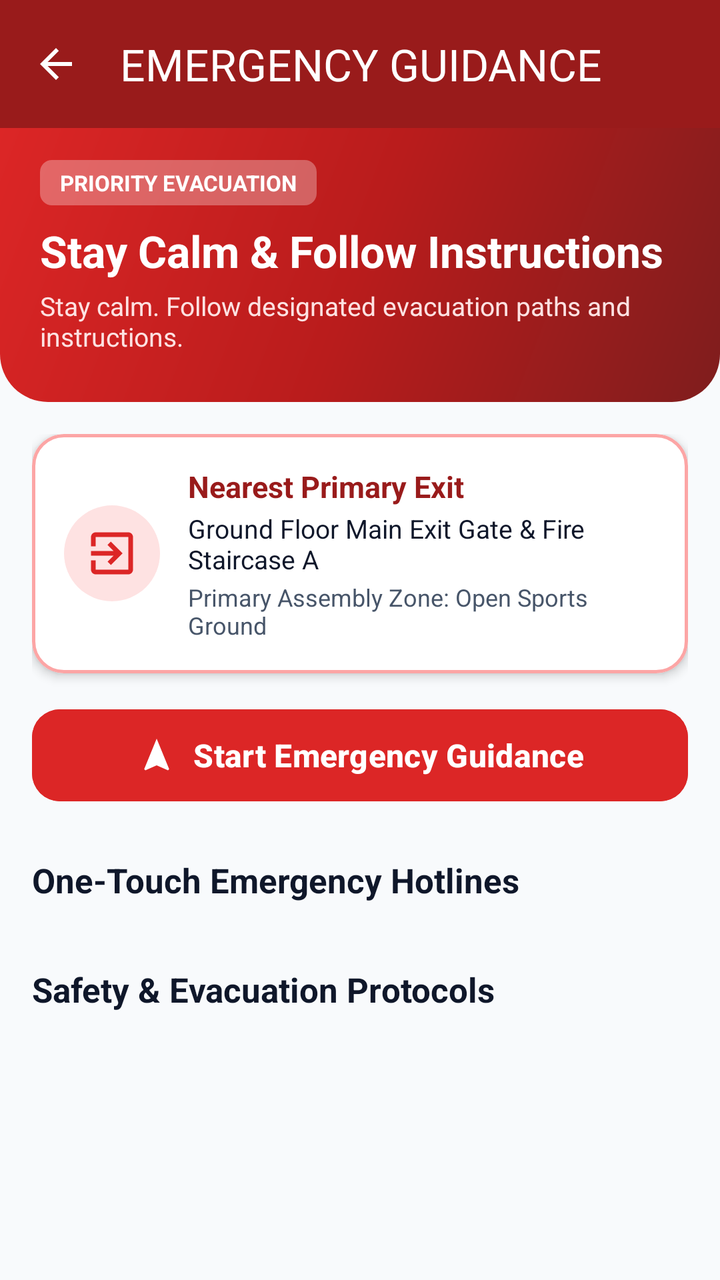
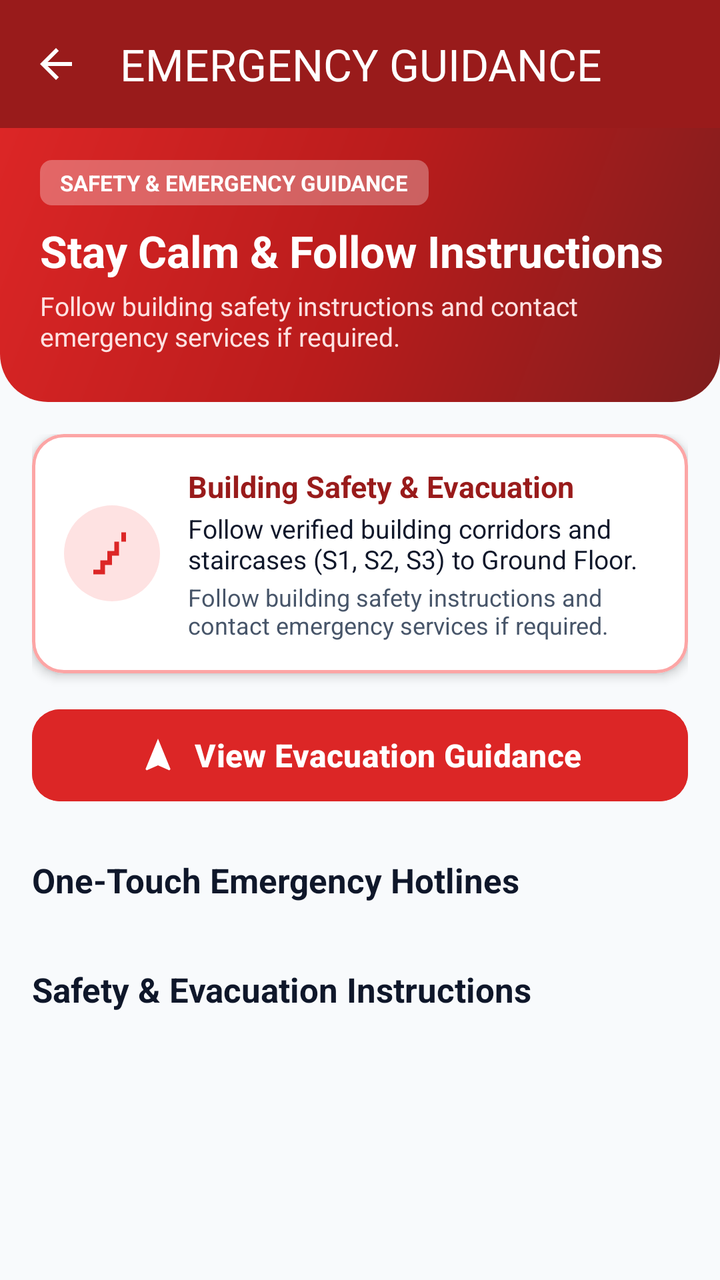

Compare the two renders of this Android layout. The source of the first and the diff that turns it into the second are given below.
<!-- AndroidManifest.xml: activity theme Theme.ANVAY.Emergency -->
<!-- res/layout/activity_emergency.xml -->
<?xml version="1.0" encoding="utf-8"?>
<androidx.coordinatorlayout.widget.CoordinatorLayout xmlns:android="http://schemas.android.com/apk/res/android"
    xmlns:app="http://schemas.android.com/apk/res-auto"
    xmlns:tools="http://schemas.android.com/tools"
    android:layout_width="match_parent"
    android:layout_height="match_parent"
    android:background="@color/background">

    <com.google.android.material.appbar.AppBarLayout
        android:layout_width="match_parent"
        android:layout_height="wrap_content"
        android:background="@color/emergency_red_dark"
        app:elevation="0dp">

        <com.google.android.material.appbar.MaterialToolbar
            android:id="@+id/toolbarEmergency"
            android:layout_width="match_parent"
            android:layout_height="?attr/actionBarSize"
            app:navigationIcon="@drawable/ic_back"
            app:navigationIconTint="@color/on_emergency"
            app:title="@string/emergency_guidance_title"
            app:titleTextColor="@color/on_emergency" />

    </com.google.android.material.appbar.AppBarLayout>

    <androidx.core.widget.NestedScrollView
        android:layout_width="match_parent"
        android:layout_height="match_parent"
        android:fillViewport="true"
        app:layout_behavior="@string/appbar_scrolling_view_behavior">

        <LinearLayout
            android:layout_width="match_parent"
            android:layout_height="wrap_content"
            android:orientation="vertical"
            android:paddingBottom="60dp">

            
            <FrameLayout
                android:layout_width="match_parent"
                android:layout_height="wrap_content"
                android:background="@drawable/bg_emergency_gradient"
                android:paddingHorizontal="20dp"
                android:paddingTop="16dp"
                android:paddingBottom="24dp">

                <LinearLayout
                    android:layout_width="match_parent"
                    android:layout_height="wrap_content"
                    android:orientation="vertical">

                    <TextView
                        android:layout_width="wrap_content"
                        android:layout_height="wrap_content"
                        android:background="@drawable/bg_badge_rounded"
                        android:backgroundTint="#4DFFFFFF"
                        android:paddingHorizontal="10dp"
                        android:paddingVertical="4dp"
                        android:text="PRIORITY EVACUATION"
                        android:textColor="@color/on_emergency"
                        android:textSize="11sp"
                        android:textStyle="bold" />

                    <TextView
                        android:layout_width="wrap_content"
                        android:layout_height="wrap_content"
                        android:layout_marginTop="8dp"
                        android:text="Stay Calm &amp; Follow Instructions"
                        android:textColor="@color/on_emergency"
                        android:textSize="22sp"
                        android:textStyle="bold" />

                    <TextView
                        android:layout_width="wrap_content"
                        android:layout_height="wrap_content"
                        android:layout_marginTop="4dp"
                        android:text="@string/emergency_banner_sub"
                        android:textColor="#FEE2E2"
                        android:textSize="13sp" />

                </LinearLayout>
            </FrameLayout>

            <LinearLayout
                android:layout_width="match_parent"
                android:layout_height="wrap_content"
                android:orientation="vertical"
                android:paddingHorizontal="16dp"
                android:paddingTop="16dp">

                
                <com.google.android.material.card.MaterialCardView
                    android:layout_width="match_parent"
                    android:layout_height="wrap_content"
                    app:cardBackgroundColor="@color/surface"
                    app:cardCornerRadius="16dp"
                    app:cardElevation="3dp"
                    app:strokeColor="#FCA5A5"
                    app:strokeWidth="1.5dp">

                    <LinearLayout
                        android:layout_width="match_parent"
                        android:layout_height="wrap_content"
                        android:gravity="center_vertical"
                        android:orientation="horizontal"
                        android:padding="16dp">

                        <ImageView
                            android:layout_width="48dp"
                            android:layout_height="48dp"
                            android:background="@drawable/bg_circle_icon"
                            android:backgroundTint="@color/emergency_container"
                            android:padding="10dp"
                            android:src="@drawable/ic_exit"
                            app:tint="@color/emergency_red" />

                        <LinearLayout
                            android:layout_width="0dp"
                            android:layout_height="wrap_content"
                            android:layout_marginStart="14dp"
                            android:layout_weight="1"
                            android:orientation="vertical">

                            <TextView
                                android:layout_width="wrap_content"
                                android:layout_height="wrap_content"
                                android:text="@string/nearest_exit_title"
                                android:textColor="@color/emergency_red_dark"
                                android:textSize="15sp"
                                android:textStyle="bold" />

                            <TextView
                                android:id="@+id/tvEmergencyNearestExit"
                                android:layout_width="wrap_content"
                                android:layout_height="wrap_content"
                                android:layout_marginTop="2dp"
                                android:text="@string/nearest_exit_desc"
                                android:textColor="@color/text_primary"
                                android:textSize="13sp" />

                            <TextView
                                android:layout_width="wrap_content"
                                android:layout_height="wrap_content"
                                android:layout_marginTop="2dp"
                                android:text="Primary Assembly Zone: Open Sports Ground"
                                android:textColor="@color/text_secondary"
                                android:textSize="12sp" />
                        </LinearLayout>

                    </LinearLayout>
                </com.google.android.material.card.MaterialCardView>

                
                <com.google.android.material.button.MaterialButton
                    android:id="@+id/btnStartEmergencyGuidance"
                    android:layout_width="match_parent"
                    android:layout_height="54dp"
                    android:layout_marginTop="14dp"
                    android:backgroundTint="@color/emergency_red"
                    android:text="@string/btn_start_emergency_guidance"
                    android:textAllCaps="false"
                    android:textColor="@color/on_emergency"
                    android:textSize="16sp"
                    android:textStyle="bold"
                    app:cornerRadius="14dp"
                    app:icon="@drawable/ic_navigation"
                    app:iconGravity="textStart"
                    app:iconSize="20dp"
                    app:iconTint="@color/on_emergency" />

                
                <TextView
                    android:layout_width="wrap_content"
                    android:layout_height="wrap_content"
                    android:layout_marginTop="24dp"
                    android:text="@string/emergency_contacts_title"
                    android:textColor="@color/text_primary"
                    android:textSize="17sp"
                    android:textStyle="bold" />

                <androidx.recyclerview.widget.RecyclerView
                    android:id="@+id/rvEmergencyContacts"
                    android:layout_width="match_parent"
                    android:layout_height="wrap_content"
                    android:layout_marginTop="8dp"
                    android:nestedScrollingEnabled="false"
                    tools:listitem="@layout/item_emergency_contact" />

                
                <TextView
                    android:layout_width="wrap_content"
                    android:layout_height="wrap_content"
                    android:layout_marginTop="24dp"
                    android:text="@string/safety_protocols_title"
                    android:textColor="@color/text_primary"
                    android:textSize="17sp"
                    android:textStyle="bold" />

                <androidx.recyclerview.widget.RecyclerView
                    android:id="@+id/rvSafetyProtocols"
                    android:layout_width="match_parent"
                    android:layout_height="wrap_content"
                    android:layout_marginTop="8dp"
                    android:nestedScrollingEnabled="false"
                    tools:listitem="@layout/item_safety_instruction" />

            </LinearLayout>

        </LinearLayout>

    </androidx.core.widget.NestedScrollView>

</androidx.coordinatorlayout.widget.CoordinatorLayout>
<!-- res/layout/item_emergency_contact.xml (included above) -->
<?xml version="1.0" encoding="utf-8"?>
<com.google.android.material.card.MaterialCardView xmlns:android="http://schemas.android.com/apk/res/android"
    xmlns:app="http://schemas.android.com/apk/res-auto"
    xmlns:tools="http://schemas.android.com/tools"
    android:layout_width="match_parent"
    android:layout_height="wrap_content"
    android:layout_marginHorizontal="16dp"
    android:layout_marginVertical="6dp"
    app:cardBackgroundColor="@color/surface"
    app:cardCornerRadius="14dp"
    app:cardElevation="2dp"
    app:strokeColor="@color/divider"
    app:strokeWidth="1dp">

    <androidx.constraintlayout.widget.ConstraintLayout
        android:layout_width="match_parent"
        android:layout_height="wrap_content"
        android:padding="14dp">

        <ImageView
            android:id="@+id/ivContactIcon"
            android:layout_width="40dp"
            android:layout_height="40dp"
            android:background="@drawable/bg_circle_icon"
            android:backgroundTint="@color/emergency_container"
            android:padding="8dp"
            android:src="@drawable/ic_phone"
            app:layout_constraintBottom_toBottomOf="parent"
            app:layout_constraintStart_toStartOf="parent"
            app:layout_constraintTop_toTopOf="parent"
            app:tint="@color/emergency_red" />

        <TextView
            android:id="@+id/tvContactTitle"
            android:layout_width="0dp"
            android:layout_height="wrap_content"
            android:layout_marginStart="12dp"
            android:layout_marginEnd="8dp"
            android:ellipsize="end"
            android:maxLines="1"
            android:text="Campus Security Control Post"
            android:textColor="@color/text_primary"
            android:textSize="15sp"
            android:textStyle="bold"
            app:layout_constraintEnd_toStartOf="@+id/btnCall"
            app:layout_constraintStart_toEndOf="@+id/ivContactIcon"
            app:layout_constraintTop_toTopOf="parent" />

        <TextView
            android:id="@+id/tvContactPerson"
            android:layout_width="0dp"
            android:layout_height="wrap_content"
            android:layout_marginStart="12dp"
            android:layout_marginTop="2dp"
            android:layout_marginEnd="8dp"
            android:ellipsize="end"
            android:maxLines="1"
            android:text="Mr. R. D. Shinde (Head Guard)"
            android:textColor="@color/text_secondary"
            android:textSize="13sp"
            app:layout_constraintEnd_toStartOf="@+id/btnCall"
            app:layout_constraintStart_toEndOf="@+id/ivContactIcon"
            app:layout_constraintTop_toBottomOf="@+id/tvContactTitle" />

        <TextView
            android:id="@+id/tvContactLocation"
            android:layout_width="0dp"
            android:layout_height="wrap_content"
            android:layout_marginStart="12dp"
            android:layout_marginTop="2dp"
            android:layout_marginEnd="8dp"
            android:ellipsize="end"
            android:maxLines="1"
            android:text="Main Gate Security Cabin"
            android:textColor="@color/text_muted"
            android:textSize="12sp"
            app:layout_constraintEnd_toStartOf="@+id/btnCall"
            app:layout_constraintStart_toEndOf="@+id/ivContactIcon"
            app:layout_constraintTop_toBottomOf="@+id/tvContactPerson" />

        <com.google.android.material.button.MaterialButton
            android:id="@+id/btnCall"
            style="@style/Widget.Material3.Button.IconButton.Filled"
            android:layout_width="46dp"
            android:layout_height="46dp"
            android:backgroundTint="@color/emergency_red"
            app:icon="@drawable/ic_phone"
            app:iconGravity="textStart"
            app:iconPadding="0dp"
            app:iconSize="20dp"
            app:iconTint="@color/on_primary"
            app:layout_constraintBottom_toBottomOf="parent"
            app:layout_constraintEnd_toEndOf="parent"
            app:layout_constraintTop_toTopOf="parent" />

    </androidx.constraintlayout.widget.ConstraintLayout>

</com.google.android.material.card.MaterialCardView>
<!-- res/layout/item_safety_instruction.xml (included above) -->
<?xml version="1.0" encoding="utf-8"?>
<com.google.android.material.card.MaterialCardView xmlns:android="http://schemas.android.com/apk/res/android"
    xmlns:app="http://schemas.android.com/apk/res-auto"
    android:layout_width="match_parent"
    android:layout_height="wrap_content"
    android:layout_marginHorizontal="16dp"
    android:layout_marginVertical="6dp"
    app:cardBackgroundColor="@color/surface"
    app:cardCornerRadius="14dp"
    app:cardElevation="2dp"
    app:strokeColor="@color/divider"
    app:strokeWidth="1dp">

    <LinearLayout
        android:layout_width="match_parent"
        android:layout_height="wrap_content"
        android:orientation="vertical"
        android:padding="16dp">

        <LinearLayout
            android:layout_width="match_parent"
            android:layout_height="wrap_content"
            android:gravity="center_vertical"
            android:orientation="horizontal">

            <ImageView
                android:id="@+id/ivSafetyIcon"
                android:layout_width="36dp"
                android:layout_height="36dp"
                android:background="@drawable/bg_circle_icon"
                android:backgroundTint="@color/emergency_container"
                android:padding="8dp"
                android:src="@drawable/ic_fire"
                app:tint="@color/emergency_red" />

            <TextView
                android:id="@+id/tvSafetyTitle"
                android:layout_width="0dp"
                android:layout_height="wrap_content"
                android:layout_marginStart="12dp"
                android:layout_weight="1"
                android:text="Fire Evacuation Protocol"
                android:textColor="@color/text_primary"
                android:textSize="16sp"
                android:textStyle="bold" />

        </LinearLayout>

        <TextView
            android:id="@+id/tvSafetySummary"
            android:layout_width="match_parent"
            android:layout_height="wrap_content"
            android:layout_marginTop="8dp"
            android:text="Immediate actions to take upon hearing the fire alarm or discovering smoke/flames in the building."
            android:textColor="@color/text_secondary"
            android:textSize="13sp" />

        
        <TextView
            android:id="@+id/tvSafetySteps"
            android:layout_width="match_parent"
            android:layout_height="wrap_content"
            android:layout_marginTop="10dp"
            android:background="@drawable/bg_badge_rounded"
            android:backgroundTint="@color/surface_variant"
            android:lineSpacingMultiplier="1.3"
            android:padding="12dp"
            android:text="1. Activate alarm\n2. Evacuate via stairs\n3. Assemble at sports ground"
            android:textColor="@color/text_primary"
            android:textSize="13sp" />

        <TextView
            android:id="@+id/tvAssemblyPoint"
            android:layout_width="match_parent"
            android:layout_height="wrap_content"
            android:layout_marginTop="10dp"
            android:drawableStart="@drawable/ic_exit"
            android:drawablePadding="6dp"
            android:drawableTint="@color/emergency_red"
            android:text="Assembly Point: Open Sports Ground opposite IT Wing"
            android:textColor="@color/emergency_red_dark"
            android:textSize="13sp"
            android:textStyle="bold" />

    </LinearLayout>

</com.google.android.material.card.MaterialCardView>
<!-- resources referenced by this layout -->
<resources>
  <color name="background">#F8FAFC</color>
  <color name="divider">#E2E8F0</color>
  <color name="emergency_container">#FEE2E2</color>
  <color name="emergency_red">#DC2626</color>
  <color name="emergency_red_dark">#991B1B</color>
  <color name="on_emergency">#FFFFFF</color>
  <color name="on_primary">#FFFFFF</color>
  <color name="surface">#FFFFFF</color>
  <color name="surface_variant">#F1F5F9</color>
  <color name="text_muted">#94A3B8</color>
  <color name="text_primary">#0F172A</color>
  <color name="text_secondary">#475569</color>
  <!-- drawable bg_badge_rounded (drawable) -->
  <?xml version="1.0" encoding="utf-8"?>
  <shape xmlns:android="http://schemas.android.com/apk/res/android"
      android:shape="rectangle">
      <corners android:radius="6dp" />
      <solid android:color="@color/primary_container" />
  </shape>
  <!-- drawable bg_circle_icon (drawable) -->
  <?xml version="1.0" encoding="utf-8"?>
  <shape xmlns:android="http://schemas.android.com/apk/res/android"
      android:shape="oval">
      <solid android:color="@color/primary_container" />
  </shape>
  <!-- drawable ic_back (drawable) -->
  <vector xmlns:android="http://schemas.android.com/apk/res/android"
      android:width="24dp"
      android:height="24dp"
      android:viewportWidth="24"
      android:viewportHeight="24">
    <path
        android:fillColor="@color/text_primary"
        android:pathData="M20,11H7.83l5.59,-5.59L12,4l-8,8 8,8 1.41,-1.41L7.83,13H20v-2z"/>
  </vector>
  <!-- drawable ic_exit (drawable) -->
  <vector xmlns:android="http://schemas.android.com/apk/res/android"
      android:width="24dp"
      android:height="24dp"
      android:viewportWidth="24"
      android:viewportHeight="24">
    <path
        android:fillColor="@color/emergency_red"
        android:pathData="M10.09,15.59L11.5,17l5,-5 -5,-5 -1.41,1.41L12.67,11H3v2h9.67l-2.58,2.59zM19,3H5c-1.11,0 -2,0.9 -2,2v4h2V5h14v14H5v-4H3v4c0,1.1 0.89,2 2,2h14c1.1,0 2,-0.9 2,-2V5c0,-1.1 -0.9,-2 -2,-2z"/>
  </vector>
  <!-- drawable ic_navigation (drawable) -->
  <vector xmlns:android="http://schemas.android.com/apk/res/android"
      android:width="24dp"
      android:height="24dp"
      android:viewportWidth="24"
      android:viewportHeight="24">
    <path
        android:fillColor="@color/primary"
        android:pathData="M12,2L4.5,20.29l0.71,0.71L12,18l6.79,3 0.71,-0.71z"/>
  </vector>
  <string name="btn_start_emergency_guidance">Start Emergency Guidance</string>
  <string name="emergency_banner_sub">Stay calm. Follow designated evacuation paths and instructions.</string>
  <string name="emergency_contacts_title">One-Touch Emergency Hotlines</string>
  <string name="emergency_guidance_title">EMERGENCY GUIDANCE</string>
  <string name="nearest_exit_desc">Ground Floor Main Exit Gate &amp; Fire Staircase A</string>
  <string name="nearest_exit_title">Nearest Primary Exit</string>
  <string name="safety_protocols_title">Safety &amp; Evacuation Protocols</string>
  <style name="Theme.ANVAY.Emergency" parent="Theme.Material3.Light.NoActionBar">
          <item name="colorPrimary">@color/emergency_red</item>
          <item name="colorPrimaryVariant">@color/emergency_red_dark</item>
          <item name="colorOnPrimary">@color/on_emergency</item>
          <item name="android:statusBarColor">@color/emergency_red_dark</item>
          <item name="android:windowLightStatusBar" tools:targetApi="m">false</item>
      </style>
  <color name="primary_container">#E0EDFD</color>
  <color name="primary">#1B3B6F</color>
  <!-- unchanged entries left out for length: 3 -->
</resources>

<!-- the commit's change to res/layout/activity_emergency.xml (unified diff, before → after) -->
@@ -56,7 +56,7 @@
                         android:backgroundTint="#4DFFFFFF"
                         android:paddingHorizontal="10dp"
                         android:paddingVertical="4dp"
-                        android:text="PRIORITY EVACUATION"
+                        android:text="SAFETY &amp; EMERGENCY GUIDANCE"
                         android:textColor="@color/on_emergency"
                         android:textSize="11sp"
                         android:textStyle="bold" />
@@ -111,7 +111,7 @@
                             android:background="@drawable/bg_circle_icon"
                             android:backgroundTint="@color/emergency_container"
                             android:padding="10dp"
-                            android:src="@drawable/ic_exit"
+                            android:src="@drawable/ic_stairs"
                             app:tint="@color/emergency_red" />
 
                         <LinearLayout
@@ -142,7 +142,7 @@
                                 android:layout_width="wrap_content"
                                 android:layout_height="wrap_content"
                                 android:layout_marginTop="2dp"
-                                android:text="Primary Assembly Zone: Open Sports Ground"
+                                android:text="Follow building safety instructions and contact emergency services if required."
                                 android:textColor="@color/text_secondary"
                                 android:textSize="12sp" />
                         </LinearLayout>
@@ -378,7 +378,7 @@
             android:backgroundTint="@color/surface_variant"
             android:lineSpacingMultiplier="1.3"
             android:padding="12dp"
-            android:text="1. Activate alarm\n2. Evacuate via stairs\n3. Assemble at sports ground"
+            android:text="1. Activate alarm if needed\n2. Follow staircases (S1, S2, S3) to Ground Floor\n3. Move to open campus grounds"
             android:textColor="@color/text_primary"
             android:textSize="13sp" />
 
@@ -387,10 +387,10 @@
             android:layout_width="match_parent"
             android:layout_height="wrap_content"
             android:layout_marginTop="10dp"
-            android:drawableStart="@drawable/ic_exit"
+            android:drawableStart="@drawable/ic_shield"
             android:drawablePadding="6dp"
             android:drawableTint="@color/emergency_red"
-            android:text="Assembly Point: Open Sports Ground opposite IT Wing"
+            android:text="Safe Area / Location: Open Campus Grounds"
             android:textColor="@color/emergency_red_dark"
             android:textSize="13sp"
             android:textStyle="bold" />
<!-- resource entries referenced after the edit -->
@@ -35,16 +35,6 @@
         android:fillColor="@color/text_primary"
         android:pathData="M20,11H7.83l5.59,-5.59L12,4l-8,8 8,8 1.41,-1.41L7.83,13H20v-2z"/>
   </vector>
-  <!-- drawable ic_exit (drawable) -->
-  <vector xmlns:android="http://schemas.android.com/apk/res/android"
-      android:width="24dp"
-      android:height="24dp"
-      android:viewportWidth="24"
-      android:viewportHeight="24">
-    <path
-        android:fillColor="@color/emergency_red"
-        android:pathData="M10.09,15.59L11.5,17l5,-5 -5,-5 -1.41,1.41L12.67,11H3v2h9.67l-2.58,2.59zM19,3H5c-1.11,0 -2,0.9 -2,2v4h2V5h14v14H5v-4H3v4c0,1.1 0.89,2 2,2h14c1.1,0 2,-0.9 2,-2V5c0,-1.1 -0.9,-2 -2,-2z"/>
-  </vector>
   <!-- drawable ic_navigation (drawable) -->
   <vector xmlns:android="http://schemas.android.com/apk/res/android"
       android:width="24dp"
@@ -55,13 +45,33 @@
         android:fillColor="@color/primary"
         android:pathData="M12,2L4.5,20.29l0.71,0.71L12,18l6.79,3 0.71,-0.71z"/>
   </vector>
-  <string name="btn_start_emergency_guidance">Start Emergency Guidance</string>
-  <string name="emergency_banner_sub">Stay calm. Follow designated evacuation paths and instructions.</string>
+  <!-- drawable ic_shield (drawable) -->
+  <vector xmlns:android="http://schemas.android.com/apk/res/android"
+      android:width="24dp"
+      android:height="24dp"
+      android:viewportWidth="24"
+      android:viewportHeight="24">
+    <path
+        android:fillColor="@color/emergency_red"
+        android:pathData="M12,1L3,5v6c0,5.55 3.84,10.74 9,12 5.16,-1.26 9,-6.45 9,-12V5l-9,-4zm0,10.99h7c-0.53,4.12 -3.28,7.79 -7,8.94V12H5V6.3l7,-3.11v8.8z"/>
+  </vector>
+  <!-- drawable ic_stairs (drawable) -->
+  <vector xmlns:android="http://schemas.android.com/apk/res/android"
+      android:width="24dp"
+      android:height="24dp"
+      android:viewportWidth="24"
+      android:viewportHeight="24">
+    <path
+        android:fillColor="@color/primary"
+        android:pathData="M19,3H16v4h-3v4h-3v4H7v4H4v2h5v-4h3v-4h3V7h3V3z"/>
+  </vector>
+  <string name="btn_start_emergency_guidance">View Evacuation Guidance</string>
+  <string name="emergency_banner_sub">Follow building safety instructions and contact emergency services if required.</string>
   <string name="emergency_contacts_title">One-Touch Emergency Hotlines</string>
   <string name="emergency_guidance_title">EMERGENCY GUIDANCE</string>
-  <string name="nearest_exit_desc">Ground Floor Main Exit Gate &amp; Fire Staircase A</string>
-  <string name="nearest_exit_title">Nearest Primary Exit</string>
-  <string name="safety_protocols_title">Safety &amp; Evacuation Protocols</string>
+  <string name="nearest_exit_desc">Follow verified building corridors and staircases (S1, S2, S3) to Ground Floor.</string>
+  <string name="nearest_exit_title">Building Safety &amp; Evacuation</string>
+  <string name="safety_protocols_title">Safety &amp; Evacuation Instructions</string>
   <style name="Theme.ANVAY.Emergency" parent="Theme.Material3.Light.NoActionBar">
           <item name="colorPrimary">@color/emergency_red</item>
           <item name="colorPrimaryVariant">@color/emergency_red_dark</item>
